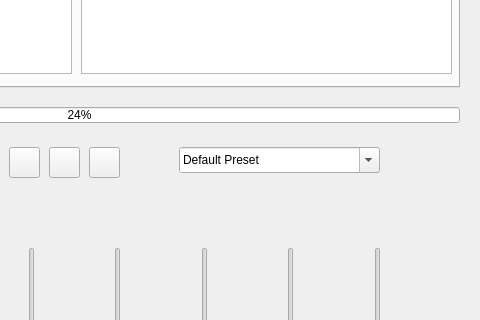
Qt form ui_files/main-window-v3.ui (abeshahsan/Tune-it) before a commit; both pictures show x 321 to 801 and y 232 to 552 of the 801 by 786 pixel window.
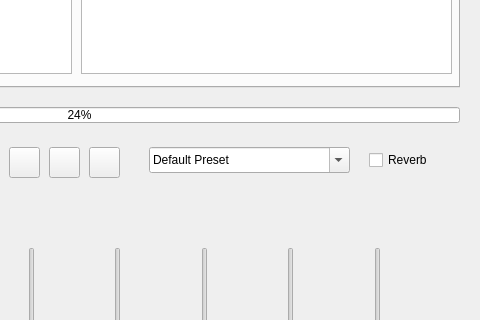
The same form after that commit. Icons and pictures are not drawn.

Commit message: Reverb option added

Patch:
```diff
--- a/ui_files/main-window-v3.ui
+++ b/ui_files/main-window-v3.ui
@@ -511,7 +511,7 @@
    <widget class="QComboBox" name="presets_combo">
     <property name="geometry">
      <rect>
-      <x>500</x>
+      <x>470</x>
       <y>360</y>
       <width>201</width>
       <height>26</height>
@@ -567,6 +567,19 @@
      </property>
     </item>
    </widget>
+   <widget class="QCheckBox" name="reverbCheckbox">
+    <property name="geometry">
+     <rect>
+      <x>690</x>
+      <y>360</y>
+      <width>93</width>
+      <height>26</height>
+     </rect>
+    </property>
+    <property name="text">
+     <string>Reverb</string>
+    </property>
+   </widget>
   </widget>
   <widget class="QMenuBar" name="menubar">
    <property name="geometry">
```
Left out of the diff: 2 changed lines with no effect on the pictures. The commit also changes 3 other files.
